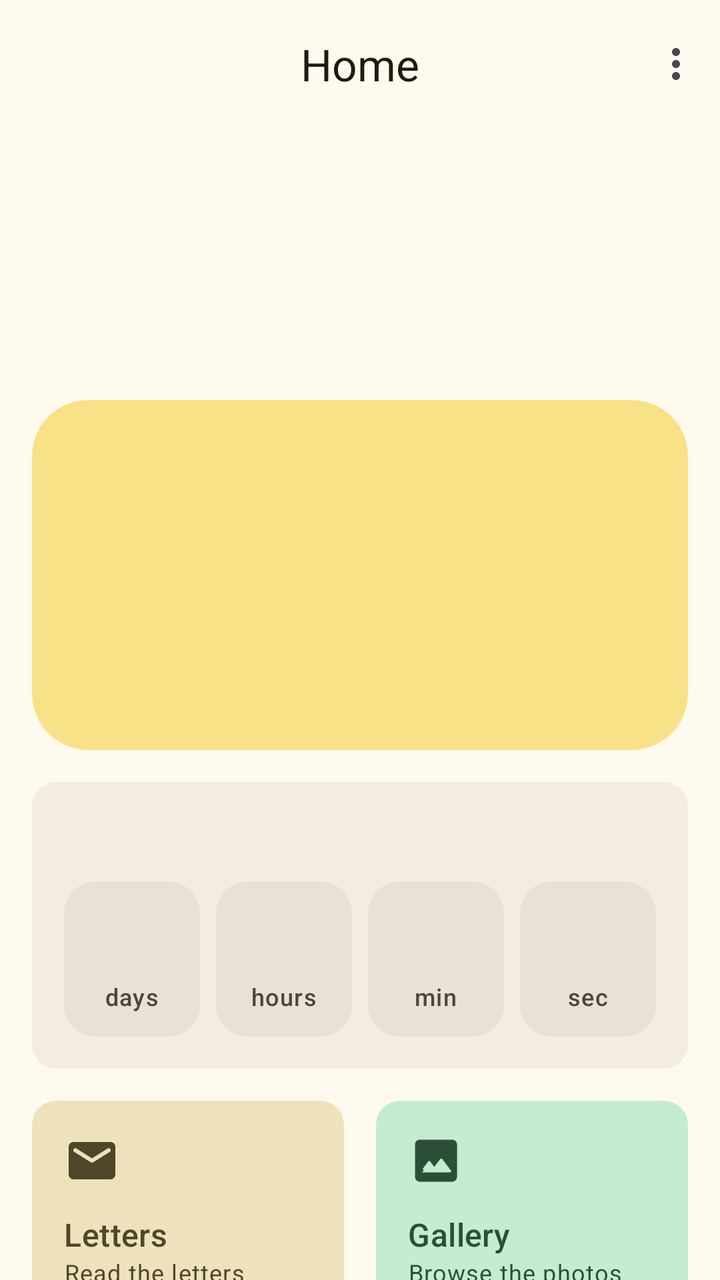
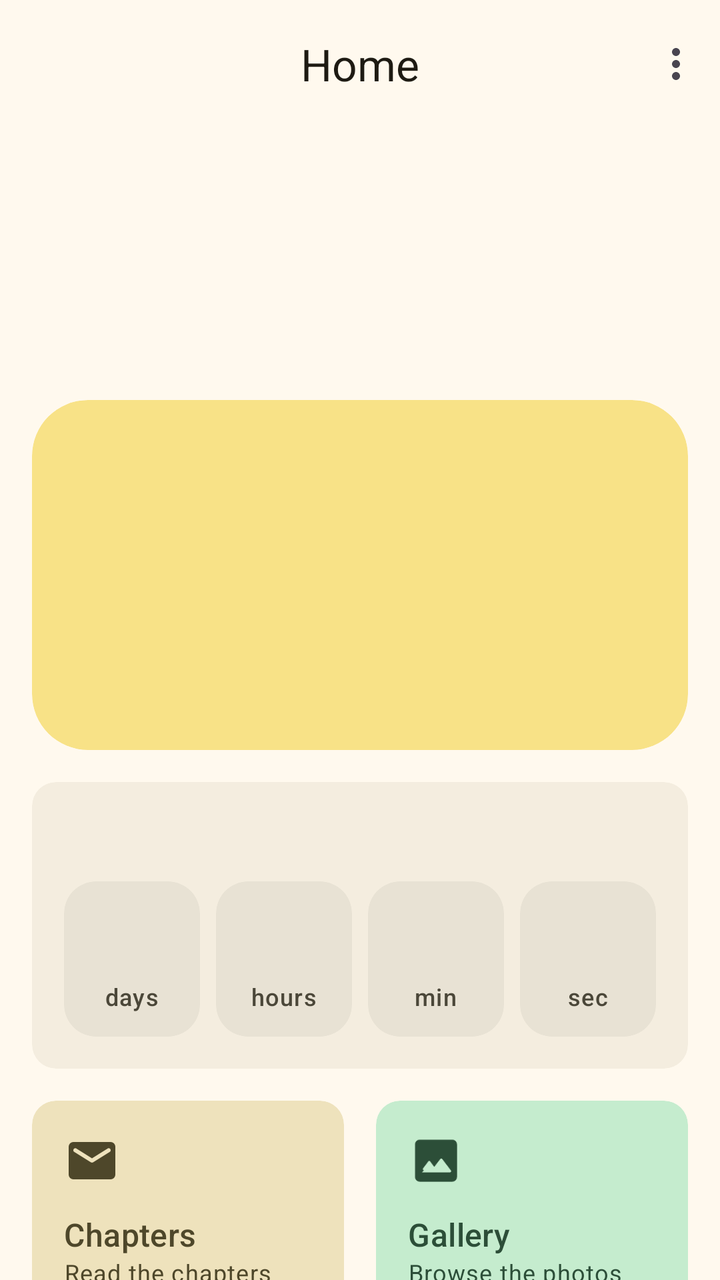

Before-and-after screenshots of an Android layout around one commit, followed by the original layout XML and the change that was made.
<!-- AndroidManifest.xml: application theme Theme.Faithfully -->
<!-- res/layout/activity_home.xml -->
<?xml version="1.0" encoding="utf-8"?>
<androidx.coordinatorlayout.widget.CoordinatorLayout
    xmlns:android="http://schemas.android.com/apk/res/android"
    xmlns:app="http://schemas.android.com/apk/res-auto"
    android:id="@+id/main"
    android:layout_width="match_parent"
    android:layout_height="match_parent">

    <com.google.android.material.appbar.AppBarLayout
        app:liftOnScroll="true"
        android:fitsSystemWindows="true"
        android:layout_width="match_parent"
        android:layout_height="wrap_content">

        <com.google.android.material.appbar.MaterialToolbar
            android:id="@+id/toolbar"
            app:title="@string/home_title"
            app:titleCentered="true"
            app:titleTextColor="?attr/colorOnSurface"
            android:layout_width="match_parent"
            android:layout_height="?attr/actionBarSize"
            app:menu="@menu/menu_home"/>
    </com.google.android.material.appbar.AppBarLayout>

    <androidx.core.widget.NestedScrollView
        android:id="@+id/content"
        android:layout_width="match_parent"
        android:layout_height="match_parent"
        app:layout_behavior="@string/appbar_scrolling_view_behavior">

        
        <androidx.constraintlayout.widget.ConstraintLayout
            android:layout_width="match_parent"
            android:layout_height="wrap_content">

            
            <LinearLayout
                android:id="@+id/skeleton"
                android:orientation="vertical"
                android:padding="16dp"
                android:visibility="gone"
                android:importantForAccessibility="no"
                android:layout_width="0dp"
                android:layout_height="wrap_content"
                app:layout_constraintWidth_max="600dp"
                app:layout_constraintStart_toStartOf="parent"
                app:layout_constraintEnd_toEndOf="parent"
                app:layout_constraintTop_toTopOf="parent">

                <com.google.android.material.card.MaterialCardView
                    style="@style/Widget.Material3.CardView.Filled"
                    app:cardElevation="0dp"
                    app:cardBackgroundColor="?attr/colorSurfaceContainerHigh"
                    android:layout_marginTop="16dp"
                    android:layout_marginHorizontal="48dp"
                    android:layout_width="match_parent"
                    android:layout_height="40dp"/>

                <com.google.android.material.card.MaterialCardView
                    style="@style/Widget.Material3.CardView.Filled"
                    app:cardElevation="0dp"
                    app:cardBackgroundColor="?attr/colorSurfaceContainerHigh"
                    android:layout_marginTop="12dp"
                    android:layout_marginHorizontal="72dp"
                    android:layout_width="match_parent"
                    android:layout_height="20dp"/>

                <com.google.android.material.card.MaterialCardView
                    style="@style/Widget.Material3.CardView.Filled"
                    app:cardElevation="0dp"
                    app:cardCornerRadius="28dp"
                    app:cardBackgroundColor="?attr/colorSurfaceContainerHigh"
                    android:layout_marginTop="32dp"
                    android:layout_width="match_parent"
                    android:layout_height="160dp"/>

                <com.google.android.material.card.MaterialCardView
                    style="@style/Widget.Material3.CardView.Filled"
                    app:cardElevation="0dp"
                    app:cardBackgroundColor="?attr/colorSurfaceContainerHigh"
                    android:layout_marginTop="16dp"
                    android:layout_width="match_parent"
                    android:layout_height="120dp"/>

                <LinearLayout
                    android:orientation="horizontal"
                    android:baselineAligned="false"
                    android:layout_marginTop="16dp"
                    android:layout_width="match_parent"
                    android:layout_height="wrap_content">
                    <com.google.android.material.card.MaterialCardView
                        style="@style/Widget.Material3.CardView.Filled"
                        app:cardElevation="0dp"
                        app:cardBackgroundColor="?attr/colorSurfaceContainerHigh"
                        android:layout_marginEnd="8dp"
                        android:layout_width="0dp"
                        android:layout_weight="1"
                        android:layout_height="110dp"/>
                    <com.google.android.material.card.MaterialCardView
                        style="@style/Widget.Material3.CardView.Filled"
                        app:cardElevation="0dp"
                        app:cardBackgroundColor="?attr/colorSurfaceContainerHigh"
                        android:layout_marginStart="8dp"
                        android:layout_width="0dp"
                        android:layout_weight="1"
                        android:layout_height="110dp"/>
                </LinearLayout>
            </LinearLayout>

        <LinearLayout
            android:id="@+id/content_column"
            android:orientation="vertical"
            android:padding="16dp"
            android:layout_width="0dp"
            android:layout_height="wrap_content"
            app:layout_constraintWidth_max="600dp"
            app:layout_constraintStart_toStartOf="parent"
            app:layout_constraintEnd_toEndOf="parent"
            app:layout_constraintTop_toTopOf="parent">

            <com.google.android.material.card.MaterialCardView
                android:id="@+id/banner_card"
                style="@style/Widget.Material3.CardView.Filled"
                app:cardElevation="0dp"
                app:cardBackgroundColor="?attr/colorTertiaryContainer"
                android:layout_marginBottom="16dp"
                android:visibility="gone"
                android:layout_width="match_parent"
                android:layout_height="wrap_content">

                <LinearLayout
                    android:orientation="horizontal"
                    android:gravity="center_vertical"
                    android:layout_width="match_parent"
                    android:layout_height="wrap_content">

                    <com.google.android.material.textview.MaterialTextView
                        android:id="@+id/tv_banner"
                        android:paddingVertical="16dp"
                        android:paddingStart="16dp"
                        android:paddingEnd="8dp"
                        android:textColor="?attr/colorOnTertiaryContainer"
                        android:textAppearance="?attr/textAppearanceTitleSmall"
                        android:layout_width="0dp"
                        android:layout_weight="1"
                        android:layout_height="wrap_content"/>

                    <ImageButton
                        android:id="@+id/btn_banner_dismiss"
                        android:src="@drawable/ic_close"
                        android:contentDescription="@string/home_banner_dismiss"
                        android:background="?attr/selectableItemBackgroundBorderless"
                        app:tint="?attr/colorOnTertiaryContainer"
                        android:padding="12dp"
                        android:layout_marginEnd="4dp"
                        android:layout_width="48dp"
                        android:layout_height="48dp"/>
                </LinearLayout>
            </com.google.android.material.card.MaterialCardView>

            
            <com.google.android.material.textview.MaterialTextView
                android:id="@+id/tv_title"
                android:layout_marginTop="16dp"
                android:gravity="center"
                android:fontFamily="serif"
                android:textColor="?attr/colorOnSurface"
                android:textAppearance="?attr/textAppearanceDisplaySmall"
                android:layout_width="match_parent"
                android:layout_height="wrap_content"/>

            <com.google.android.material.textview.MaterialTextView
                android:id="@+id/tv_subtitle"
                android:layout_marginTop="12dp"
                android:layout_marginBottom="8dp"
                android:gravity="center"
                android:fontFamily="serif"
                android:textColor="?attr/colorOnSurfaceVariant"
                android:textAppearance="?attr/textAppearanceBodyLarge"
                android:layout_width="match_parent"
                android:layout_height="wrap_content"/>

            
            <com.google.android.material.card.MaterialCardView
                style="@style/Widget.Material3.CardView.Filled"
                app:cardElevation="0dp"
                app:cardCornerRadius="28dp"
                app:cardBackgroundColor="?attr/colorPrimaryContainer"
                android:layout_marginTop="16dp"
                android:layout_width="match_parent"
                android:layout_height="wrap_content">

                <LinearLayout
                    android:orientation="vertical"
                    android:gravity="center"
                    android:paddingVertical="28dp"
                    android:paddingHorizontal="16dp"
                    android:layout_width="match_parent"
                    android:layout_height="wrap_content">

                    <com.google.android.material.textview.MaterialTextView
                        android:id="@+id/tv_anniversary_label"
                        android:gravity="center"
                        android:textColor="?attr/colorOnPrimaryContainer"
                        android:textAppearance="?attr/textAppearanceTitleMedium"
                        android:layout_width="match_parent"
                        android:layout_height="wrap_content"/>

                    <com.google.android.material.textview.MaterialTextView
                        android:id="@+id/tv_anniversary_days"
                        android:layout_marginTop="4dp"
                        android:fontFamily="serif"
                        android:fontFeatureSettings="tnum"
                        android:textColor="?attr/colorOnPrimaryContainer"
                        android:textAppearance="?attr/textAppearanceDisplayLarge"
                        android:layout_width="wrap_content"
                        android:layout_height="wrap_content"/>

                    <com.google.android.material.textview.MaterialTextView
                        android:id="@+id/tv_anniversary_unit"
                        android:textColor="?attr/colorOnPrimaryContainer"
                        android:textAppearance="?attr/textAppearanceLabelLarge"
                        android:layout_width="wrap_content"
                        android:layout_height="wrap_content"/>
                </LinearLayout>
            </com.google.android.material.card.MaterialCardView>

            
            <com.google.android.material.card.MaterialCardView
                style="@style/Widget.Material3.CardView.Filled"
                app:cardElevation="0dp"
                app:cardBackgroundColor="?attr/colorSurfaceContainer"
                android:layout_marginTop="16dp"
                android:layout_width="match_parent"
                android:layout_height="wrap_content">

                <LinearLayout
                    android:orientation="vertical"
                    android:padding="16dp"
                    android:layout_width="match_parent"
                    android:layout_height="wrap_content">

                    <com.google.android.material.textview.MaterialTextView
                        android:id="@+id/tv_countdown_label"
                        android:gravity="center"
                        android:textColor="?attr/colorOnSurface"
                        android:textAppearance="?attr/textAppearanceTitleMedium"
                        android:layout_width="match_parent"
                        android:layout_height="wrap_content"/>

                    <LinearLayout
                        android:id="@+id/countdown_blocks"
                        android:focusable="true"
                        android:importantForAccessibility="noHideDescendants"
                        android:baselineAligned="false"
                        android:orientation="horizontal"
                        android:layout_marginTop="12dp"
                        android:layout_width="match_parent"
                        android:layout_height="wrap_content">

                        <com.google.android.material.card.MaterialCardView
                            style="@style/Widget.Material3.CardView.Filled"
                            app:cardElevation="0dp"
                            app:cardCornerRadius="16dp"
                            app:cardBackgroundColor="?attr/colorSurfaceContainerHighest"
                            android:layout_width="0dp"
                            android:layout_weight="1"
                            android:layout_marginEnd="4dp"
                            android:layout_height="wrap_content">
                            <LinearLayout
                                android:orientation="vertical"
                                android:gravity="center"
                                android:paddingVertical="12dp"
                                android:layout_width="match_parent"
                                android:layout_height="wrap_content">
                                <com.google.android.material.textview.MaterialTextView
                                    android:id="@+id/tv_days"
                                    android:fontFeatureSettings="tnum"
                                    android:textColor="?attr/colorPrimary"
                                    android:textAppearance="?attr/textAppearanceHeadlineMedium"
                                    android:layout_width="wrap_content"
                                    android:layout_height="wrap_content"/>
                                <com.google.android.material.textview.MaterialTextView
                                    android:text="@string/home_days"
                                    android:textColor="?attr/colorOnSurfaceVariant"
                                    android:textAppearance="?attr/textAppearanceLabelMedium"
                                    android:layout_width="wrap_content"
                                    android:layout_height="wrap_content"/>
                            </LinearLayout>
                        </com.google.android.material.card.MaterialCardView>

                        <com.google.android.material.card.MaterialCardView
                            style="@style/Widget.Material3.CardView.Filled"
                            app:cardElevation="0dp"
                            app:cardCornerRadius="16dp"
                            app:cardBackgroundColor="?attr/colorSurfaceContainerHighest"
                            android:layout_width="0dp"
                            android:layout_weight="1"
                            android:layout_marginHorizontal="4dp"
                            android:layout_height="wrap_content">
                            <LinearLayout
                                android:orientation="vertical"
                                android:gravity="center"
                                android:paddingVertical="12dp"
                                android:layout_width="match_parent"
                                android:layout_height="wrap_content">
                                <com.google.android.material.textview.MaterialTextView
                                    android:id="@+id/tv_hours"
                                    android:fontFeatureSettings="tnum"
                                    android:textColor="?attr/colorPrimary"
                                    android:textAppearance="?attr/textAppearanceHeadlineMedium"
                                    android:layout_width="wrap_content"
                                    android:layout_height="wrap_content"/>
                                <com.google.android.material.textview.MaterialTextView
                                    android:text="@string/home_hours"
                                    android:textColor="?attr/colorOnSurfaceVariant"
                                    android:textAppearance="?attr/textAppearanceLabelMedium"
                                    android:layout_width="wrap_content"
                                    android:layout_height="wrap_content"/>
                            </LinearLayout>
                        </com.google.android.material.card.MaterialCardView>

                        <com.google.android.material.card.MaterialCardView
                            style="@style/Widget.Material3.CardView.Filled"
                            app:cardElevation="0dp"
                            app:cardCornerRadius="16dp"
                            app:cardBackgroundColor="?attr/colorSurfaceContainerHighest"
                            android:layout_width="0dp"
                            android:layout_weight="1"
                            android:layout_marginHorizontal="4dp"
                            android:layout_height="wrap_content">
                            <LinearLayout
                                android:orientation="vertical"
                                android:gravity="center"
                                android:paddingVertical="12dp"
                                android:layout_width="match_parent"
                                android:layout_height="wrap_content">
                                <com.google.android.material.textview.MaterialTextView
                                    android:id="@+id/tv_minutes"
                                    android:fontFeatureSettings="tnum"
                                    android:textColor="?attr/colorPrimary"
                                    android:textAppearance="?attr/textAppearanceHeadlineMedium"
                                    android:layout_width="wrap_content"
                                    android:layout_height="wrap_content"/>
                                <com.google.android.material.textview.MaterialTextView
                                    android:text="@string/home_minutes"
                                    android:textColor="?attr/colorOnSurfaceVariant"
                                    android:textAppearance="?attr/textAppearanceLabelMedium"
                                    android:layout_width="wrap_content"
                                    android:layout_height="wrap_content"/>
                            </LinearLayout>
                        </com.google.android.material.card.MaterialCardView>

                        <com.google.android.material.card.MaterialCardView
                            style="@style/Widget.Material3.CardView.Filled"
                            app:cardElevation="0dp"
                            app:cardCornerRadius="16dp"
                            app:cardBackgroundColor="?attr/colorSurfaceContainerHighest"
                            android:layout_width="0dp"
                            android:layout_weight="1"
                            android:layout_marginStart="4dp"
                            android:layout_height="wrap_content">
                            <LinearLayout
                                android:orientation="vertical"
                                android:gravity="center"
                                android:paddingVertical="12dp"
                                android:layout_width="match_parent"
                                android:layout_height="wrap_content">
                                <com.google.android.material.textview.MaterialTextView
                                    android:id="@+id/tv_seconds"
                                    android:fontFeatureSettings="tnum"
                                    android:textColor="?attr/colorPrimary"
                                    android:textAppearance="?attr/textAppearanceHeadlineMedium"
                                    android:layout_width="wrap_content"
                                    android:layout_height="wrap_content"/>
                                <com.google.android.material.textview.MaterialTextView
                                    android:text="@string/home_seconds"
                                    android:textColor="?attr/colorOnSurfaceVariant"
                                    android:textAppearance="?attr/textAppearanceLabelMedium"
                                    android:layout_width="wrap_content"
                                    android:layout_height="wrap_content"/>
                            </LinearLayout>
                        </com.google.android.material.card.MaterialCardView>
                    </LinearLayout>

                    <com.google.android.material.textview.MaterialTextView
                        android:id="@+id/tv_countdown_finish"
                        android:layout_marginTop="12dp"
                        android:gravity="center"
                        android:drawableTop="@drawable/ic_favorite"
                        android:drawableTint="?attr/colorPrimary"
                        android:drawablePadding="8dp"
                        android:textColor="?attr/colorPrimary"
                        android:textAppearance="?attr/textAppearanceTitleLarge"
                        android:visibility="gone"
                        android:layout_width="match_parent"
                        android:layout_height="wrap_content"/>
                </LinearLayout>
            </com.google.android.material.card.MaterialCardView>

            
            <LinearLayout
                android:orientation="horizontal"
                android:baselineAligned="false"
                android:layout_marginTop="16dp"
                android:layout_width="match_parent"
                android:layout_height="wrap_content">

                <com.google.android.material.card.MaterialCardView
                    android:id="@+id/btn_letters"
                    style="@style/Widget.Material3.CardView.Filled"
                    app:cardElevation="0dp"
                    app:cardBackgroundColor="?attr/colorSecondaryContainer"
                    android:clickable="true"
                    android:focusable="true"
                    android:layout_width="0dp"
                    android:layout_weight="1"
                    android:layout_marginEnd="8dp"
                    android:layout_height="wrap_content">
                    <LinearLayout
                        android:orientation="vertical"
                        android:padding="16dp"
                        android:layout_width="match_parent"
                        android:layout_height="wrap_content">
                        <ImageView
                            android:src="@drawable/ic_email"
                            android:importantForAccessibility="no"
                            app:tint="?attr/colorOnSecondaryContainer"
                            android:layout_width="28dp"
                            android:layout_height="28dp"/>
                        <com.google.android.material.textview.MaterialTextView
                            android:text="@string/home_letters"
                            android:layout_marginTop="12dp"
                            android:textColor="?attr/colorOnSecondaryContainer"
                            android:textAppearance="?attr/textAppearanceTitleMedium"
                            android:layout_width="wrap_content"
                            android:layout_height="wrap_content"/>
                        <com.google.android.material.textview.MaterialTextView
                            android:text="@string/home_letters_desc"
                            android:textColor="?attr/colorOnSecondaryContainer"
                            android:textAppearance="?attr/textAppearanceBodySmall"
                            android:layout_width="wrap_content"
                            android:layout_height="wrap_content"/>
                    </LinearLayout>
                </com.google.android.material.card.MaterialCardView>

                <com.google.android.material.card.MaterialCardView
                    android:id="@+id/btn_gallery"
                    style="@style/Widget.Material3.CardView.Filled"
                    app:cardElevation="0dp"
                    app:cardBackgroundColor="?attr/colorTertiaryContainer"
                    android:clickable="true"
                    android:focusable="true"
                    android:layout_width="0dp"
                    android:layout_weight="1"
                    android:layout_marginStart="8dp"
                    android:layout_height="wrap_content">
                    <LinearLayout
                        android:orientation="vertical"
                        android:padding="16dp"
                        android:layout_width="match_parent"
                        android:layout_height="wrap_content">
                        <ImageView
                            android:src="@drawable/ic_gallery"
                            android:importantForAccessibility="no"
                            app:tint="?attr/colorOnTertiaryContainer"
                            android:layout_width="28dp"
                            android:layout_height="28dp"/>
                        <com.google.android.material.textview.MaterialTextView
                            android:text="@string/home_gallery"
                            android:layout_marginTop="12dp"
                            android:textColor="?attr/colorOnTertiaryContainer"
                            android:textAppearance="?attr/textAppearanceTitleMedium"
                            android:layout_width="wrap_content"
                            android:layout_height="wrap_content"/>
                        <com.google.android.material.textview.MaterialTextView
                            android:text="@string/home_gallery_desc"
                            android:textColor="?attr/colorOnTertiaryContainer"
                            android:textAppearance="?attr/textAppearanceBodySmall"
                            android:layout_width="wrap_content"
                            android:layout_height="wrap_content"/>
                    </LinearLayout>
                </com.google.android.material.card.MaterialCardView>
            </LinearLayout>
        </LinearLayout>
        </androidx.constraintlayout.widget.ConstraintLayout>
    </androidx.core.widget.NestedScrollView>
</androidx.coordinatorlayout.widget.CoordinatorLayout>
<!-- resources referenced by this layout -->
<resources>
  <!-- drawable ic_favorite (drawable) -->
  <vector xmlns:android="http://schemas.android.com/apk/res/android"
      android:width="48dp"
      android:height="48dp"
      android:viewportWidth="960"
      android:viewportHeight="960">
    <path
        android:pathData="M480,840q-14,0 -28,-5t-25,-15l-65,-60Q267,682 190,593.5T113,408q0,-88 59.5,-148T320,200q50,0 95.5,21t84.5,61q39,-40 84.500,-61T640,200q88,0 147.5,60T847,408q0,98 -77,186.500T597,760l-64,60q-11,10 -25,15t-28,5Z"
        android:fillColor="#e3e3e3"/>
  </vector>
  <string name="home_banner_dismiss">Dismiss</string>
  <string name="home_days">days</string>
  <string name="home_gallery">Gallery</string>
  <string name="home_gallery_desc">Browse the photos</string>
  <string name="home_hours">hours</string>
  <string name="home_letters">Letters</string>
  <string name="home_letters_desc">Read the letters</string>
  <string name="home_minutes">min</string>
  <string name="home_seconds">sec</string>
  <string name="home_title">Home</string>
  <color name="md_theme_primary">#6D5E0F</color>
  <color name="md_theme_onPrimary">#FFFFFF</color>
  <color name="md_theme_primaryContainer">#F8E287</color>
  <color name="md_theme_onPrimaryContainer">#534600</color>
  <color name="md_theme_secondary">#665E40</color>
  <color name="md_theme_onSecondary">#FFFFFF</color>
  <color name="md_theme_secondaryContainer">#EEE2BC</color>
  <color name="md_theme_onSecondaryContainer">#4E472A</color>
  <color name="md_theme_tertiary">#43664E</color>
  <color name="md_theme_onTertiary">#FFFFFF</color>
  <color name="md_theme_tertiaryContainer">#C5ECCE</color>
  <color name="md_theme_onTertiaryContainer">#2C4E38</color>
  <color name="md_theme_error">#BA1A1A</color>
  <color name="md_theme_onError">#FFFFFF</color>
  <color name="md_theme_errorContainer">#FFDAD6</color>
  <color name="md_theme_onErrorContainer">#93000A</color>
  <color name="md_theme_background">#FFF9EE</color>
  <color name="md_theme_onBackground">#1E1B13</color>
  <color name="md_theme_surface">#FFF9EE</color>
  <color name="md_theme_onSurface">#1E1B13</color>
  <color name="md_theme_surfaceVariant">#EAE2D0</color>
  <color name="md_theme_onSurfaceVariant">#4B4739</color>
  <color name="md_theme_outline">#7C7767</color>
  <color name="md_theme_outlineVariant">#CDC6B4</color>
  <color name="md_theme_inverseSurface">#333027</color>
  <color name="md_theme_inverseOnSurface">#F7F0E2</color>
  <color name="md_theme_inversePrimary">#DBC66E</color>
  <color name="md_theme_primaryFixed">#F8E287</color>
  <color name="md_theme_onPrimaryFixed">#221B00</color>
  <color name="md_theme_primaryFixedDim">#DBC66E</color>
  <color name="md_theme_onPrimaryFixedVariant">#534600</color>
  <color name="md_theme_secondaryFixed">#EEE2BC</color>
  <color name="md_theme_onSecondaryFixed">#211B04</color>
  <color name="md_theme_secondaryFixedDim">#D1C6A1</color>
  <color name="md_theme_onSecondaryFixedVariant">#4E472A</color>
  <color name="md_theme_tertiaryFixed">#C5ECCE</color>
  <color name="md_theme_onTertiaryFixed">#00210F</color>
  <color name="md_theme_tertiaryFixedDim">#A9D0B3</color>
  <color name="md_theme_onTertiaryFixedVariant">#2C4E38</color>
  <color name="md_theme_surfaceDim">#E0D9CC</color>
  <color name="md_theme_surfaceBright">#FFF9EE</color>
  <color name="md_theme_surfaceContainerLowest">#FFFFFF</color>
  <color name="md_theme_surfaceContainerLow">#FAF3E5</color>
  <color name="md_theme_surfaceContainer">#F4EDDF</color>
  <color name="md_theme_surfaceContainerHigh">#EEE8DA</color>
  <color name="md_theme_surfaceContainerHighest">#E8E2D4</color>
  <!-- unchanged entries left out for length: 5 -->
</resources>

<!-- the commit's change to res/layout/activity_home.xml (unified diff, before → after) -->
@@ -407,7 +407,7 @@
                 android:layout_height="wrap_content">
 
                 <com.google.android.material.card.MaterialCardView
-                    android:id="@+id/btn_letters"
+                    android:id="@+id/btn_chapters"
                     style="@style/Widget.Material3.CardView.Filled"
                     app:cardElevation="0dp"
                     app:cardBackgroundColor="?attr/colorSecondaryContainer"
@@ -429,14 +429,14 @@
                             android:layout_width="28dp"
                             android:layout_height="28dp"/>
                         <com.google.android.material.textview.MaterialTextView
-                            android:text="@string/home_letters"
+                            android:text="@string/home_chapters"
                             android:layout_marginTop="12dp"
                             android:textColor="?attr/colorOnSecondaryContainer"
                             android:textAppearance="?attr/textAppearanceTitleMedium"
                             android:layout_width="wrap_content"
                             android:layout_height="wrap_content"/>
                         <com.google.android.material.textview.MaterialTextView
-                            android:text="@string/home_letters_desc"
+                            android:text="@string/home_chapters_desc"
                             android:textColor="?attr/colorOnSecondaryContainer"
                             android:textAppearance="?attr/textAppearanceBodySmall"
                             android:layout_width="wrap_content"
<!-- resource entries referenced after the edit -->
@@ -11,12 +11,12 @@
         android:fillColor="#e3e3e3"/>
   </vector>
   <string name="home_banner_dismiss">Dismiss</string>
+  <string name="home_chapters">Chapters</string>
+  <string name="home_chapters_desc">Read the chapters</string>
   <string name="home_days">days</string>
   <string name="home_gallery">Gallery</string>
   <string name="home_gallery_desc">Browse the photos</string>
   <string name="home_hours">hours</string>
-  <string name="home_letters">Letters</string>
-  <string name="home_letters_desc">Read the letters</string>
   <string name="home_minutes">min</string>
   <string name="home_seconds">sec</string>
   <string name="home_title">Home</string>
